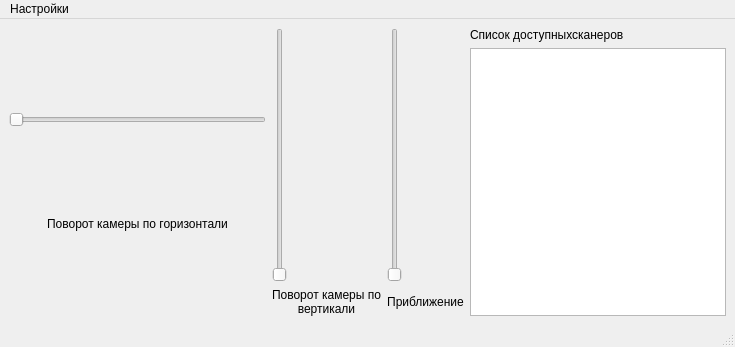
BeerStrike/dplm_pc, file mainwindow.ui: the form before one commit.
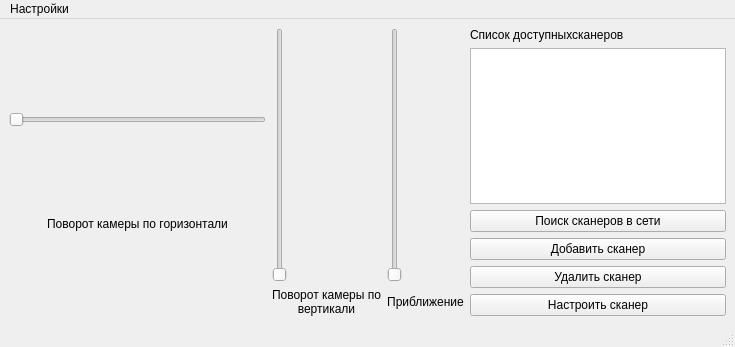
The form after the commit.

Patch:
```diff
--- a/mainwindow.ui
+++ b/mainwindow.ui
@@ -117,6 +117,34 @@
         </property>
        </widget>
       </item>
+      <item>
+       <widget class="QPushButton" name="findScanerBtn">
+        <property name="text">
+         <string>Поиск сканеров в сети</string>
+        </property>
+       </widget>
+      </item>
+      <item>
+       <widget class="QPushButton" name="addScanerBtn">
+        <property name="text">
+         <string>Добавить сканер</string>
+        </property>
+       </widget>
+      </item>
+      <item>
+       <widget class="QPushButton" name="deleteScanerBtn">
+        <property name="text">
+         <string>Удалить сканер</string>
+        </property>
+       </widget>
+      </item>
+      <item>
+       <widget class="QPushButton" name="setupScanerBtn">
+        <property name="text">
+         <string>Настроить сканер</string>
+        </property>
+       </widget>
+      </item>
      </layout>
     </item>
    </layout>
```
